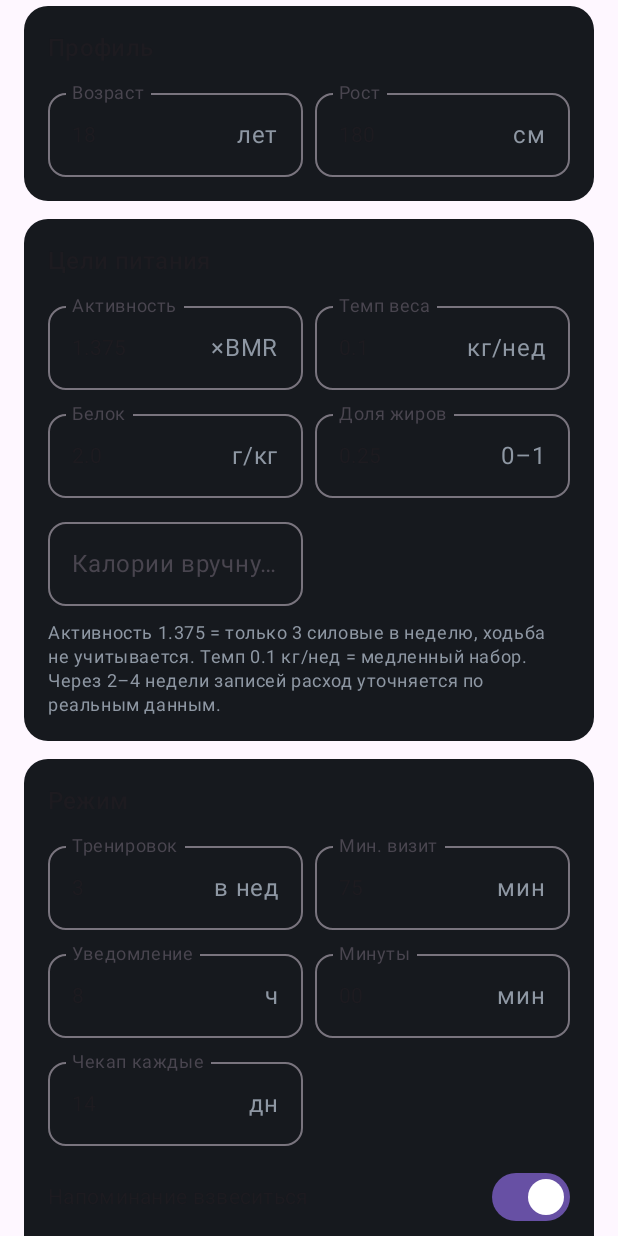
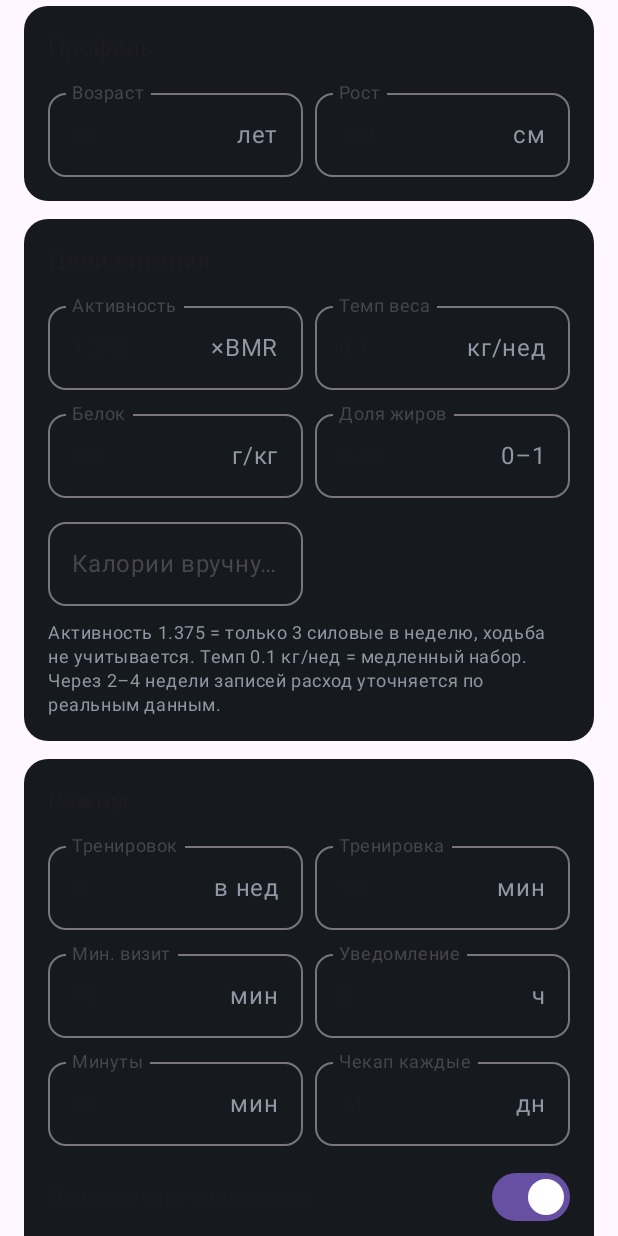
Before and after one commit to zaberezh/zaberezh, an Android app built with Jetpack Compose: the composable SettingsScreen shown on its own in the app's theme, on a phone screen of 412 x 824 dp. Run offline under Robolectric (Android 15) with nearby library versions, the phone set to English and light mode, and no system bars.

Commit message:
Forma: на крупные мышцы — 2 упражнения, объём тренировки от её длительности

```diff
--- a/forma/app/src/main/kotlin/by/zaberezh/forma/ui/SettingsScreen.kt
+++ b/forma/app/src/main/kotlin/by/zaberezh/forma/ui/SettingsScreen.kt
@@ -58,7 +58,7 @@ private val GOALS = listOf(
     F("kcal", "Калории вручную", "ккал"),
 )
 private val ROUTINE = listOf(
-    F("sessions", "Тренировок", "в нед"), F("visit", "Мин. визит", "мин"),
+    F("sessions", "Тренировок", "в нед"), F("session", "Тренировка", "мин"), F("visit", "Мин. визит", "мин"),
     F("hour", "Уведомление", "ч"), F("minute", "Минуты", "мин"),
     F("checkup", "Чекап каждые", "дн"),
 )
@@ -82,7 +82,7 @@ fun SettingsScreen() {
         mutableStateMapOf(
             "age" to p.age.toString(), "height" to p.heightCm.r1(), "activity" to p.activity.toString(),
             "gain" to p.gainKgPerWeek.toString(), "protein" to p.proteinPerKg.toString(), "fat" to p.fatShare.toString(),
-            "kcal" to (st.kcalOverride?.toString() ?: ""), "sessions" to st.sessionsPerWeek.toString(), "visit" to st.minVisitMin.toString(),
+            "kcal" to (st.kcalOverride?.toString() ?: ""), "sessions" to st.sessionsPerWeek.toString(), "session" to st.sessionMin.toString(), "visit" to st.minVisitMin.toString(),
             "hour" to st.morningHour.toString(), "minute" to "%02d".format(st.morningMinute), "checkup" to st.checkupDays.toString(),
             "wH" to st.weighHour.toString(), "wM" to "%02d".format(st.weighMinute),
             "weH" to st.weighWeekendHour.toString(), "weM" to "%02d".format(st.weighWeekendMinute),
@@ -121,7 +121,7 @@ fun SettingsScreen() {
                 gainKgPerWeek = d("gain", 0.1), proteinPerKg = d("protein", 2.0), fatShare = d("fat", 0.25),
             ),
             kcalOverride = f["kcal"]?.num()?.toInt(),
-            sessionsPerWeek = d("sessions", 3.0).toInt().coerceIn(1, 5), minVisitMin = d("visit", 75.0).toInt(),
+            sessionsPerWeek = d("sessions", 3.0).toInt().coerceIn(1, 5), sessionMin = d("session", 90.0).toInt().coerceIn(40, 150), minVisitMin = d("visit", 75.0).toInt(),
             morningHour = d("hour", 8.0).toInt().coerceIn(0, 23), morningMinute = d("minute", 0.0).toInt().coerceIn(0, 59),
             checkupDays = d("checkup", 14.0).toInt().coerceIn(7, 60),
             gymWeekends = weekends, split = split, weighReminder = weighOn,
--- a/forma/core/src/main/kotlin/by/zaberezh/forma/core/Module.kt
+++ b/forma/core/src/main/kotlin/by/zaberezh/forma/core/Module.kt
@@ -39,7 +39,8 @@ data class Settings(
     val sessionsPerWeek: Int = 3,
     val gymWeekends: Boolean = true,    // выходные тоже могут быть днями зала
     val supersets: Boolean = false,     // суперсеты не используются (решение пользователя)
-    val split: String = "ul",           // сплит: ul — верх/низ, ppl — жим/тяга/ноги, full — всё тело
+    val split: String = "ul",
+    val sessionMin: Int = 90,           // длительность тренировки → сколько подходов влезает           // сплит: ul — верх/низ, ppl — жим/тяга/ноги, full — всё тело
     val minVisitMin: Int = 75,
     val morningHour: Int = 8,
     val morningMinute: Int = 0,
--- a/forma/core/src/main/kotlin/by/zaberezh/forma/core/gym/AiPlan.kt
+++ b/forma/core/src/main/kotlin/by/zaberezh/forma/core/gym/AiPlan.kt
@@ -32,7 +32,9 @@ fun aiPlanPrompt(ctx: Ctx, date: LocalDate, focus: String?): String = buildStrin
     val wk = GymModule.week(ctx)
     appendLine("\nДни зала на этой неделе: ${wk.plan.joinToString()}")
     appendLine("Черновик алгоритма: " + draft.items.joinToString("; ") { "${it.ex}×${it.sets}" })
-    appendLine("\nПравила: только id из базы; 15–20 рабочих подходов; сначала базовые, потом изоляция; " +
+    appendLine("\nПравила: только id из базы; ~${Planner.budget(ctx.settings.sessionMin)} рабочих подходов " +
+        "(${ctx.settings.sessionMin} мин); на крупную мышцу 2 упражнения под разными углами, на мелкую 1; не больше 11 подходов на мышцу; " +
+        "сначала базовые, потом изоляция; " +
         "не бери мышцу, нагруженную вчера; приоритет — видимый рост (средняя дельта, спина, грудь, руки); " +
         "порядок и пары суперсетов приложение расставит само по методике. " +
         "Верни план вызовом report_plan, в note — 1–2 предложения, почему так (без мотивации).")
--- a/forma/core/src/main/kotlin/by/zaberezh/forma/core/gym/Gym.kt
+++ b/forma/core/src/main/kotlin/by/zaberezh/forma/core/gym/Gym.kt
@@ -149,7 +149,7 @@ object GymModule : Module {
         val type = days.firstOrNull { it.id == day }
             ?: (storedPlan(s, date)?.day?.let { id -> days.firstOrNull { it.id == id } } ?: dayType(ctx, date)).takeIf { overlap(it) == best }
             ?: days.first { overlap(it) == best }
-        val plan = Planner.build(p, date, log, used, ctx.settings.sessionsPerWeek, focus, type, days)
+        val plan = Planner.build(p, date, log, used, ctx.settings.sessionsPerWeek, focus, type, days, Planner.budget(ctx.settings.sessionMin))
         return plan.copy(items = Planner.arrange(p, plan.items, ctx.settings.supersets, focus))
     }
 
```
Also changed, not shown: forma/core/src/main/kotlin/by/zaberezh/forma/core/gym/Planner.kt (+26 -9 lines), 2 other files.
